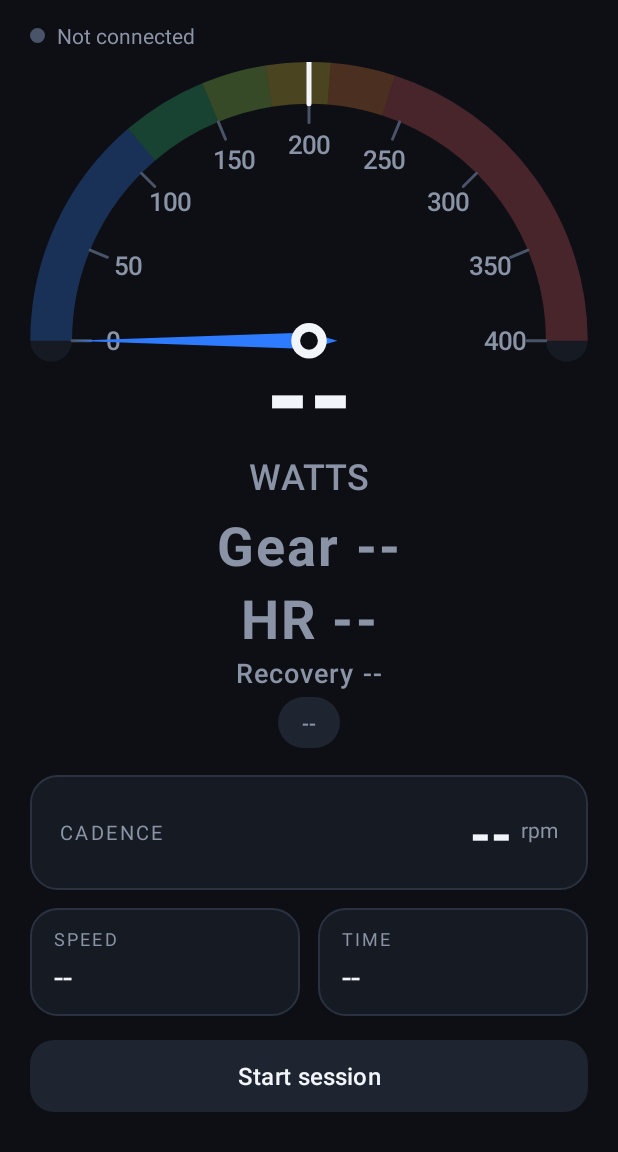
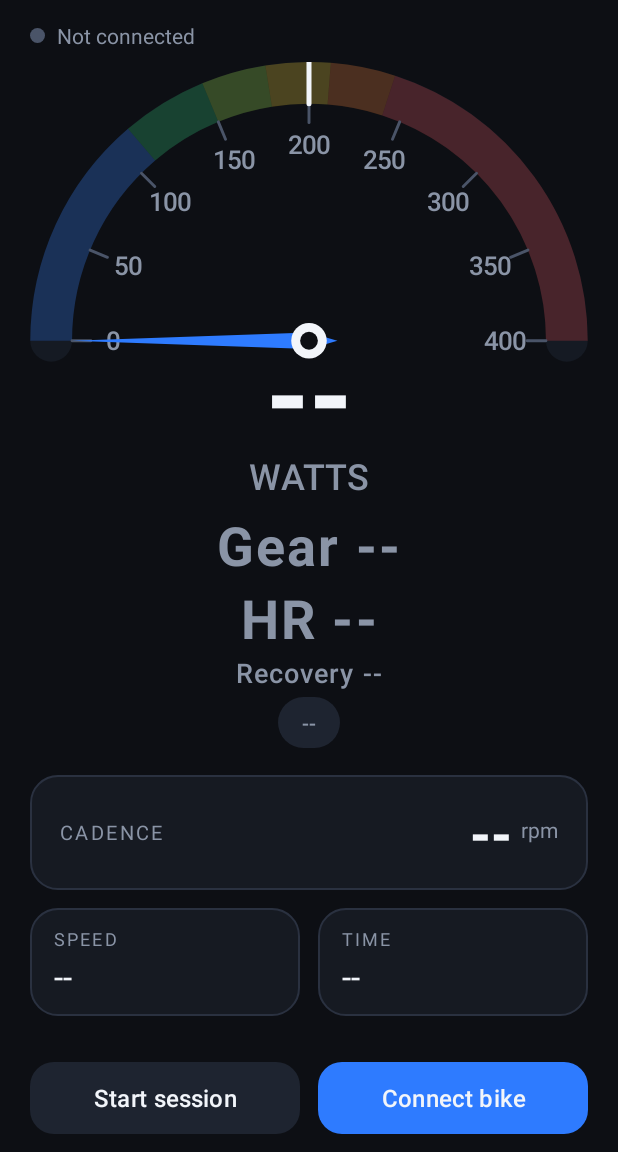
Before and after one commit to MarcJonesSA/mywatt, an Android app: the screen it shows after launch (MainActivity), on a phone screen of 412 x 824 dp, the part 84-1236 px from its top. Run offline under Robolectric (Android 15) with nearby library versions, the phone set to English and light mode, and no system bars.

Commit message:
Scroll the main, results and library screens with a pinned bottom bar
On a short screen with 3-button navigation the main screen's content was
taller than the window, so the Start session button was half hidden
whatever the insets. The main screen now scrolls the dial, readouts and
cadence/speed/time cards, and pins Start session and Connect side by side
in a bottom bar that sits above the navigation bar. In portrait the dial
is capped so gear, HR and the recovery line stay above the fold; on a
tall screen the cap changes nothing.

The session results page (both orientations) scrolls its verdict and
table with Share and Done pinned below, and the library scrolls its list
with the FTP button and a new Close button pinned below.

Co-Authored-By: Claude Opus 5.5 <noreply@anthropic.com>

```diff
--- a/app/src/main/java/com/mywatt/app/MainActivity.kt
+++ b/app/src/main/java/com/mywatt/app/MainActivity.kt
@@ -8,6 +8,7 @@ import android.os.Bundle
 import android.content.DialogInterface
 import android.os.SystemClock
 import android.view.View
+import android.view.ViewGroup
 import android.view.WindowManager
 import android.widget.LinearLayout
 import android.widget.TextView
@@ -111,6 +112,7 @@ class MainActivity : AppCompatActivity() {
         renderZone(null)
         observeConnection()
         startDisplayRefresh()
+        binding.mainScroll?.addOnLayoutChangeListener { _, _, _, _, _, _, _, _, _ -> fitDialAboveFold() }
 
         // Debug builds only: adb can start a check of the history and ride-log plumbing.
         if (BuildConfig.DEBUG && savedInstanceState == null &&
@@ -350,6 +352,27 @@ class MainActivity : AppCompatActivity() {
 
     // ------------------------------------------------------------ live readout
 
+    /**
+     * Portrait only: caps the dial so that gear, HR and the recovery line under it still
+     * fit in the visible part of the scroll view. On a tall screen the cap is above the
+     * dial's natural size and changes nothing; on a short one the dial draws smaller.
+     */
+    private fun fitDialAboveFold() {
+        val scroll = binding.mainScroll ?: return
+        val viewport = scroll.height - scroll.paddingTop - scroll.paddingBottom
+        if (viewport <= 0) return
+        val below = listOf(binding.gearValue, binding.hrValue, binding.recoveryValue).sumOf { view ->
+            val margins = view.layoutParams as? ViewGroup.MarginLayoutParams
+            view.height + (margins?.topMargin ?: 0) + (margins?.bottomMargin ?: 0)
+        }
+        val dialMargins = binding.revCounter.layoutParams as? ViewGroup.MarginLayoutParams
+        val dialMarginTop = dialMargins?.topMargin ?: 0
+        val minimum = (MIN_DIAL_HEIGHT_DP * resources.displayMetrics.density).toInt()
+        val cap = (viewport - below - dialMarginTop).coerceAtLeast(minimum)
+        // Posted: changing the cap requests a layout, which must not happen inside this one.
+        if (cap != binding.revCounter.maxDialHeight) binding.revCounter.post { binding.revCounter.maxDialHeight = cap }
+    }
+
     /** Repaints every readout once a second for as long as the screen is in front. */
     private fun startDisplayRefresh() {
         lifecycleScope.launch {
@@ -503,6 +526,9 @@ class MainActivity : AppCompatActivity() {
 
     companion object {
         private const val REFRESH_INTERVAL_MS = 1_000L
+
+        /** The dial never shrinks below this, however short the screen. */
+        private const val MIN_DIAL_HEIGHT_DP = 140
         private const val ZONE_CHIP_BACKGROUND_ALPHA = 38
     }
 }
--- a/app/src/main/java/com/mywatt/app/library/LibraryActivity.kt
+++ b/app/src/main/java/com/mywatt/app/library/LibraryActivity.kt
@@ -39,6 +39,7 @@ class LibraryActivity : AppCompatActivity() {
         settings = RiderSettings(this)
 
         binding.ftpButton.setOnClickListener { showSettingsDialog(this, settings) { renderFtp() } }
+        binding.closeButton.setOnClickListener { finish() }
         renderFtp()
         buildList()
 
--- a/app/src/main/java/com/mywatt/app/ui/RevCounterView.kt
+++ b/app/src/main/java/com/mywatt/app/ui/RevCounterView.kt
@@ -143,10 +143,22 @@ class RevCounterView @JvmOverloads constructor(
         super.onDetachedFromWindow()
     }
 
+    /**
+     * The tallest the dial may be, in px; it draws smaller (and stays centred) to fit. Lets
+     * a short screen keep the readouts under the dial in view. No cap by default.
+     */
+    var maxDialHeight: Int = Int.MAX_VALUE
+        set(value) {
+            if (value == field) return
+            field = value
+            requestLayout()
+        }
+
     override fun onMeasure(widthMeasureSpec: Int, heightMeasureSpec: Int) {
         val width = MeasureSpec.getSize(widthMeasureSpec)
         // A semicircle plus the readout block that sits under the hub.
-        val desiredHeight = (width * HEIGHT_TO_WIDTH_RATIO).roundToInt() + paddingTop + paddingBottom
+        val desiredHeight = ((width * HEIGHT_TO_WIDTH_RATIO).roundToInt() + paddingTop + paddingBottom)
+            .coerceAtMost(maxDialHeight)
         setMeasuredDimension(width, resolveSize(desiredHeight, heightMeasureSpec))
     }
 
--- a/app/src/main/res/layout-land/activity_main.xml
+++ b/app/src/main/res/layout-land/activity_main.xml
@@ -310,7 +310,9 @@
         </ScrollView>
     </LinearLayout>
 
+    <!-- Pinned bottom bar, as in portrait. -->
     <LinearLayout
+        android:id="@+id/bottomBar"
         android:layout_width="match_parent"
         android:layout_height="wrap_content"
         android:layout_marginTop="8dp"
--- a/app/src/main/res/layout/activity_main.xml
+++ b/app/src/main/res/layout/activity_main.xml
@@ -9,7 +9,7 @@
     android:paddingStart="20dp"
     android:paddingEnd="20dp"
     android:paddingTop="16dp"
-    android:paddingBottom="20dp"
+    android:paddingBottom="8dp"
     tools:context=".MainActivity">
 
     <!-- Title bar: app name on the left, share and FTP entry on the right. -->
@@ -97,6 +97,21 @@
         android:visibility="gone"
         tools:text="@string/hint_bike_power_cycle"
         tools:visibility="visible" />
+
+    <!-- Everything live scrolls; the dial is capped in code so gear, HR and recovery
+         stay above the fold on short screens. -->
+    <ScrollView
+        android:id="@+id/mainScroll"
+        android:layout_width="match_parent"
+        android:layout_height="0dp"
+        android:layout_weight="1"
+        android:clipToPadding="false"
+        android:paddingBottom="12dp">
+
+        <LinearLayout
+            android:layout_width="match_parent"
+            android:layout_height="wrap_content"
+            android:orientation="vertical">
 
             <!-- The rev counter. -->
             <com.mywatt.app.ui.RevCounterView
@@ -276,17 +291,24 @@
                 </LinearLayout>
             </LinearLayout>
 
-    <Space
+        </LinearLayout>
+    </ScrollView>
+
+    <!-- Pinned bottom bar: always visible, above the navigation bar. -->
+    <LinearLayout
+        android:id="@+id/bottomBar"
         android:layout_width="match_parent"
-        android:layout_height="0dp"
-        android:layout_weight="1" />
+        android:layout_height="wrap_content"
+        android:orientation="horizontal"
+        android:paddingTop="8dp">
 
         <com.google.android.material.button.MaterialButton
             android:id="@+id/startSessionButton"
             style="@style/Widget.Material3.Button.TonalButton"
-        android:layout_width="match_parent"
+            android:layout_width="0dp"
             android:layout_height="56dp"
-        android:layout_marginTop="12dp"
+            android:layout_marginEnd="6dp"
+            android:layout_weight="1"
             android:text="@string/action_start_session"
             android:textColor="@color/text_primary"
             android:textSize="16sp"
@@ -295,10 +317,12 @@
 
         <com.google.android.material.button.MaterialButton
             android:id="@+id/connectButton"
-        android:layout_width="match_parent"
+            android:layout_width="0dp"
             android:layout_height="56dp"
-        android:layout_marginTop="12dp"
+            android:layout_marginStart="6dp"
+            android:layout_weight="1"
             android:text="@string/action_connect"
             android:textSize="16sp"
             app:cornerRadius="16dp" />
     </LinearLayout>
+</LinearLayout>
--- a/app/src/main/res/values/strings.xml
+++ b/app/src/main/res/values/strings.xml
@@ -111,6 +111,7 @@
 
     <!-- Session library. -->
     <string name="library_title">Sessions</string>
+    <string name="action_close">Close</string>
     <string name="library_row_title">%1$s · %2$d min</string>
     <string name="library_ftp_first_title">Set your FTP first</string>
     <string name="library_ftp_first_message">Every session\'s targets are worked out from your FTP. If you don\'t know it, start with 200 W and ride TEST Ramp.</string>
```
Also changed, not shown: app/src/main/res/layout-land/activity_session.xml (+22 -12 lines), app/src/main/res/layout/activity_library.xml (+41 -27 lines), app/src/main/res/layout/activity_session.xml (+22 -18 lines). Lines whose indentation alone changed are shown as unchanged.
